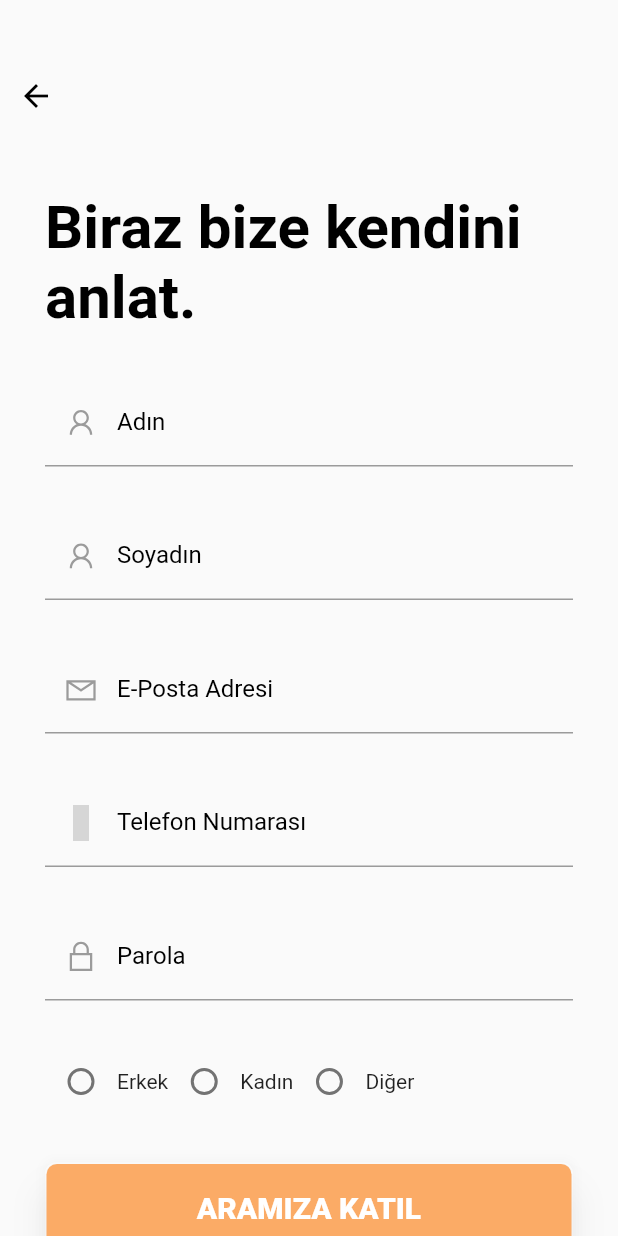
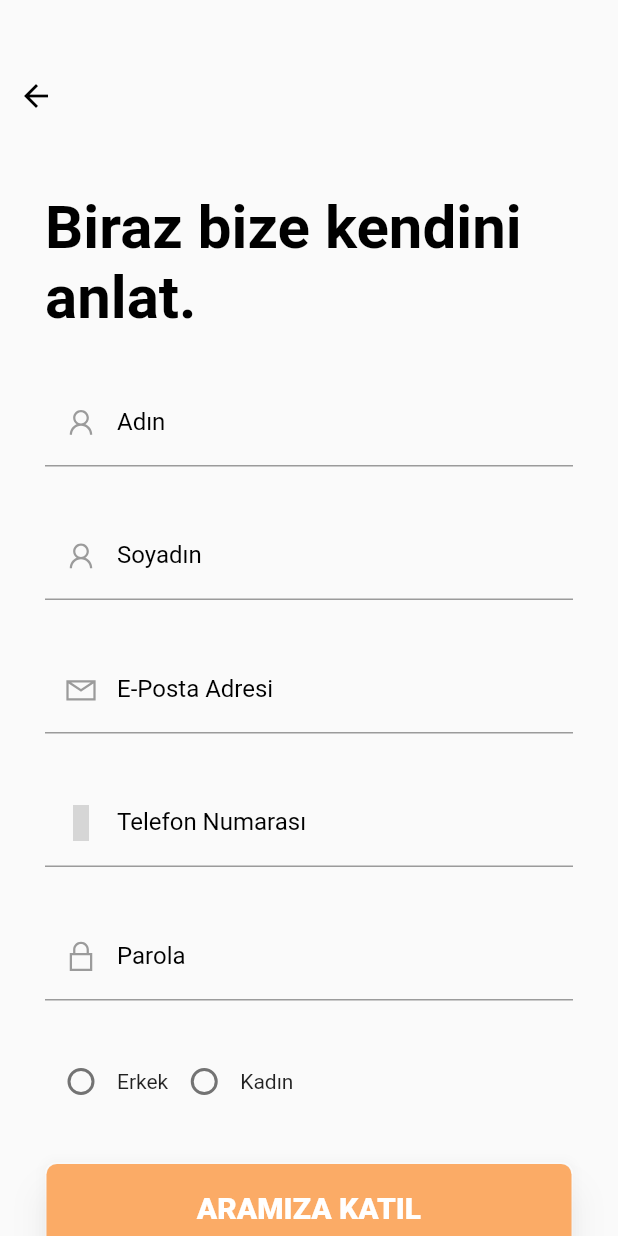
Before and after one commit to noelcinleri/willingly_mobile, a Flutter app: the RegisterPage screen opened directly, on a phone screen of 412 x 824 dp. Run offline on Flutter 3.47's test engine with Material 2 defaults, Android fonts, the phone set to English and light mode, and no system bars; our stand-ins replace line_icons; grey boxes are pictures that could not be loaded.

Commit message:
Landing Page

```diff
--- a/lib/app/views/register.dart
+++ b/lib/app/views/register.dart
@@ -88,12 +88,6 @@ class _RegisterPageState extends State<RegisterPage> {
             onChanged: _handleGenderChange,
           ),
           Text("Kadın"),
-          Radio(
-            value: 2,
-            groupValue: _genderRadioBtnVal,
-            onChanged: _handleGenderChange,
-          ),
-          Text("Diğer"),
         ],
       ),
     );
```
